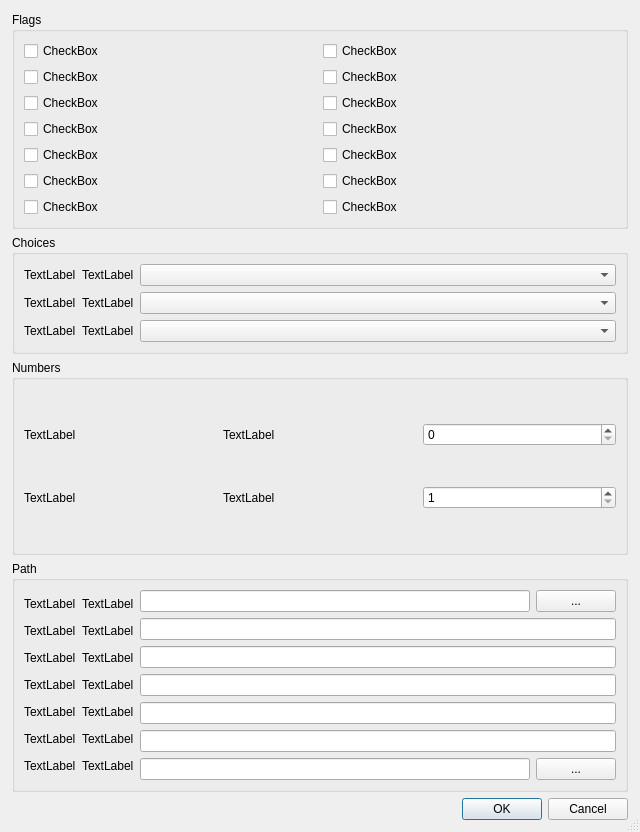
Above: tidal_dl_ng/ui/dialog_settings.ui from exislow/tidal-dl-ng before the change. Below: the same form after it.
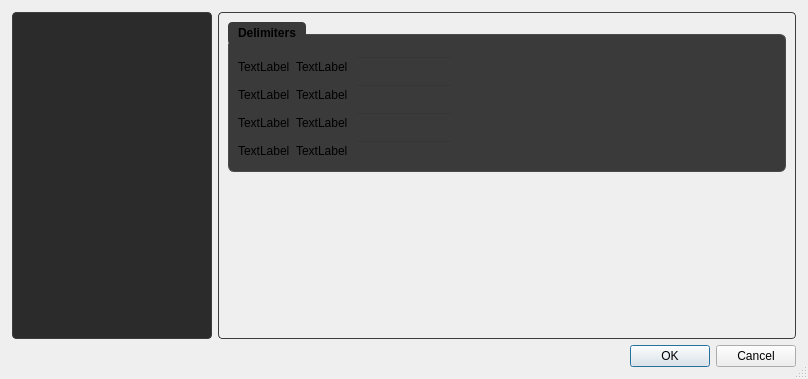
That is the form after the change. The open tabs and pages were chosen to show the change.

Commit message: feat: refactor settings UI with category navigation and add Delimiters page

```diff
--- a/tidal_dl_ng/ui/dialog_settings.ui
+++ b/tidal_dl_ng/ui/dialog_settings.ui
@@ -6,8 +6,8 @@
    <rect>
     <x>0</x>
     <y>0</y>
-    <width>640</width>
-    <height>832</height>
+    <width>808</width>
+    <height>379</height>
    </rect>
   </property>
   <property name="sizePolicy">
@@ -50,6 +50,120 @@
       <number>12</number>
      </property>
      <item>
+      <layout class="QHBoxLayout" name="lh_main_content">
+       <item>
+        <widget class="QListWidget" name="lw_categories">
+         <property name="sizePolicy">
+          <sizepolicy hsizetype="Fixed" vsizetype="Expanding">
+           <horstretch>0</horstretch>
+           <verstretch>0</verstretch>
+          </sizepolicy>
+         </property>
+         <property name="minimumSize">
+          <size>
+           <width>150</width>
+           <height>0</height>
+          </size>
+         </property>
+         <property name="maximumSize">
+          <size>
+           <width>200</width>
+           <height>16777215</height>
+          </size>
+         </property>
+         <property name="styleSheet">
+          <string notr="true">QListWidget {
+    background-color: #2b2b2b;
+    border: 1px solid #3d3d3d;
+    border-radius: 4px;
+    padding: 4px;
+    outline: none;
+}
+
+QListWidget::item {
+    padding: 4px 3px;
+    border-radius: 3px;
+    margin: 2px 0px;
+    color: #e0e0e0;
+}
+
+QListWidget::item:selected {
+    background-color: #3d5a80;
+    color: white;
+    font-weight: bold;
+}
+
+QListWidget::item:hover:!selected {
+    background-color: #3a3a3a;
+    color: white;
+}
+
+QListWidget::item:focus {
+    outline: none;
+}</string>
+         </property>
+         <property name="frameShape">
+          <enum>QFrame::Shape::StyledPanel</enum>
+         </property>
+         <property name="frameShadow">
+          <enum>QFrame::Shadow::Raised</enum>
+         </property>
+         <property name="midLineWidth">
+          <number>-1</number>
+         </property>
+         <property name="resizeMode">
+          <enum>QListView::ResizeMode::Adjust</enum>
+         </property>
+         <property name="spacing">
+          <number>0</number>
+         </property>
+        </widget>
+       </item>
+       <item>
+        <widget class="QStackedWidget" name="sw_categories">
+         <property name="styleSheet">
+          <string notr="true">QStackedWidget {
+    background-color: #333333;
+    border: 1px solid #3d3d3d;
+    border-radius: 4px;
+}
+
+QWidget {
+    background-color: transparent;
+}
+
+QGroupBox {
+    background-color: #3a3a3a;
+    border: 1px solid #4a4a4a;
+    border-radius: 6px;
+    margin-top: 12px;
+    padding-top: 12px;
+    font-weight: bold;
+}
+
+QGroupBox::title {
+    subcontrol-origin: margin;
+    subcontrol-position: top left;
+    padding: 4px 8px;
+    background-color: #3a3a3a;
+    border-radius: 4px;
+}</string>
+         </property>
+         <property name="frameShape">
+          <enum>QFrame::Shape::StyledPanel</enum>
+         </property>
+         <property name="frameShadow">
+          <enum>QFrame::Shadow::Plain</enum>
+         </property>
+         <property name="midLineWidth">
+          <number>1</number>
+         </property>
+         <property name="currentIndex">
+          <number>0</number>
+         </property>
+         <widget class="QWidget" name="page_flags">
+          <layout class="QVBoxLayout" name="lv_page_flags">
+           <item>
       <widget class="QGroupBox" name="gb_flags">
        <property name="sizePolicy">
         <sizepolicy hsizetype="Expanding" vsizetype="Fixed">
@@ -292,6 +406,23 @@
       </widget>
      </item>
      <item>
+            <spacer name="vs_page_flags">
+             <property name="orientation">
+              <enum>Qt::Orientation::Vertical</enum>
+             </property>
+             <property name="sizeHint" stdset="0">
+              <size>
+               <width>20</width>
+               <height>40</height>
+              </size>
+             </property>
+            </spacer>
+           </item>
+          </layout>
+         </widget>
+         <widget class="QWidget" name="page_quality">
+          <layout class="QVBoxLayout" name="lv_page_quality">
+           <item>
       <widget class="QGroupBox" name="gb_choices">
        <property name="sizePolicy">
         <sizepolicy hsizetype="Preferred" vsizetype="Fixed">
@@ -416,6 +547,23 @@
       </widget>
      </item>
      <item>
+            <spacer name="vs_page_quality">
+             <property name="orientation">
+              <enum>Qt::Orientation::Vertical</enum>
+             </property>
+             <property name="sizeHint" stdset="0">
+              <size>
+               <width>20</width>
+               <height>40</height>
+              </size>
+             </property>
+            </spacer>
+           </item>
+          </layout>
+         </widget>
+         <widget class="QWidget" name="page_numbers">
+          <layout class="QVBoxLayout" name="lv_page_numbers">
+           <item>
       <widget class="QGroupBox" name="gb_numbers">
        <property name="title">
         <string>Numbers</string>
@@ -478,6 +626,23 @@
       </widget>
      </item>
      <item>
+            <spacer name="vs_page_numbers">
+             <property name="orientation">
+              <enum>Qt::Orientation::Vertical</enum>
+             </property>
+             <property name="sizeHint" stdset="0">
+              <size>
+               <width>20</width>
+               <height>40</height>
+              </size>
+             </property>
+            </spacer>
+           </item>
+          </layout>
+         </widget>
+         <widget class="QWidget" name="page_paths">
+          <layout class="QVBoxLayout" name="lv_page_paths">
+           <item>
       <widget class="QGroupBox" name="gb_path">
        <property name="title">
         <string>Path</string>
@@ -793,6 +958,287 @@
         </item>
        </layout>
       </widget>
+           </item>
+           <item>
+            <spacer name="vs_page_paths">
+             <property name="orientation">
+              <enum>Qt::Orientation::Vertical</enum>
+             </property>
+             <property name="sizeHint" stdset="0">
+              <size>
+               <width>20</width>
+               <height>40</height>
+              </size>
+             </property>
+            </spacer>
+           </item>
+          </layout>
+         </widget>
+         <widget class="QWidget" name="page_delimiters">
+          <layout class="QVBoxLayout" name="lv_page_delimiters">
+           <item>
+            <widget class="QGroupBox" name="gb_delimiters">
+             <property name="title">
+              <string>Delimiters</string>
+             </property>
+             <layout class="QVBoxLayout" name="lv_delimiters">
+              <item>
+               <layout class="QHBoxLayout" name="lh_metadata_delimiter_artist">
+                <item>
+                 <widget class="QLabel" name="l_icon_metadata_delimiter_artist">
+                  <property name="sizePolicy">
+                   <sizepolicy hsizetype="Fixed" vsizetype="Fixed">
+                    <horstretch>0</horstretch>
+                    <verstretch>0</verstretch>
+                   </sizepolicy>
+                  </property>
+                  <property name="text">
+                   <string>TextLabel</string>
+                  </property>
+                 </widget>
+                </item>
+                <item>
+                 <widget class="QLabel" name="l_metadata_delimiter_artist">
+                  <property name="sizePolicy">
+                   <sizepolicy hsizetype="Fixed" vsizetype="Fixed">
+                    <horstretch>0</horstretch>
+                    <verstretch>0</verstretch>
+                   </sizepolicy>
+                  </property>
+                  <property name="text">
+                   <string>TextLabel</string>
+                  </property>
+                 </widget>
+                </item>
+                <item>
+                 <widget class="QLineEdit" name="le_metadata_delimiter_artist">
+                  <property name="sizePolicy">
+                   <sizepolicy hsizetype="Preferred" vsizetype="Fixed">
+                    <horstretch>0</horstretch>
+                    <verstretch>0</verstretch>
+                   </sizepolicy>
+                  </property>
+                  <property name="maximumSize">
+                   <size>
+                    <width>100</width>
+                    <height>16777215</height>
+                   </size>
+                  </property>
+                 </widget>
+                </item>
+                <item>
+                 <spacer name="hs_metadata_delimiter_artist">
+                  <property name="orientation">
+                   <enum>Qt::Orientation::Horizontal</enum>
+                  </property>
+                  <property name="sizeHint" stdset="0">
+                   <size>
+                    <width>40</width>
+                    <height>20</height>
+                   </size>
+                  </property>
+                 </spacer>
+                </item>
+               </layout>
+              </item>
+              <item>
+               <layout class="QHBoxLayout" name="lh_metadata_delimiter_album_artist">
+                <item>
+                 <widget class="QLabel" name="l_icon_metadata_delimiter_album_artist">
+                  <property name="sizePolicy">
+                   <sizepolicy hsizetype="Fixed" vsizetype="Fixed">
+                    <horstretch>0</horstretch>
+                    <verstretch>0</verstretch>
+                   </sizepolicy>
+                  </property>
+                  <property name="text">
+                   <string>TextLabel</string>
+                  </property>
+                 </widget>
+                </item>
+                <item>
+                 <widget class="QLabel" name="l_metadata_delimiter_album_artist">
+                  <property name="sizePolicy">
+                   <sizepolicy hsizetype="Fixed" vsizetype="Fixed">
+                    <horstretch>0</horstretch>
+                    <verstretch>0</verstretch>
+                   </sizepolicy>
+                  </property>
+                  <property name="text">
+                   <string>TextLabel</string>
+                  </property>
+                 </widget>
+                </item>
+                <item>
+                 <widget class="QLineEdit" name="le_metadata_delimiter_album_artist">
+                  <property name="sizePolicy">
+                   <sizepolicy hsizetype="Preferred" vsizetype="Fixed">
+                    <horstretch>0</horstretch>
+                    <verstretch>0</verstretch>
+                   </sizepolicy>
+                  </property>
+                  <property name="maximumSize">
+                   <size>
+                    <width>100</width>
+                    <height>16777215</height>
+                   </size>
+                  </property>
+                 </widget>
+                </item>
+                <item>
+                 <spacer name="hs_metadata_delimiter_album_artist">
+                  <property name="orientation">
+                   <enum>Qt::Orientation::Horizontal</enum>
+                  </property>
+                  <property name="sizeHint" stdset="0">
+                   <size>
+                    <width>40</width>
+                    <height>20</height>
+                   </size>
+                  </property>
+                 </spacer>
+                </item>
+               </layout>
+              </item>
+              <item>
+               <layout class="QHBoxLayout" name="lh_filename_delimiter_artist">
+                <item>
+                 <widget class="QLabel" name="l_icon_filename_delimiter_artist">
+                  <property name="sizePolicy">
+                   <sizepolicy hsizetype="Fixed" vsizetype="Fixed">
+                    <horstretch>0</horstretch>
+                    <verstretch>0</verstretch>
+                   </sizepolicy>
+                  </property>
+                  <property name="text">
+                   <string>TextLabel</string>
+                  </property>
+                 </widget>
+                </item>
+                <item>
+                 <widget class="QLabel" name="l_filename_delimiter_artist">
+                  <property name="sizePolicy">
+                   <sizepolicy hsizetype="Fixed" vsizetype="Fixed">
+                    <horstretch>0</horstretch>
+                    <verstretch>0</verstretch>
+                   </sizepolicy>
+                  </property>
+                  <property name="text">
+                   <string>TextLabel</string>
+                  </property>
+                 </widget>
+                </item>
+                <item>
+                 <widget class="QLineEdit" name="le_filename_delimiter_artist">
+                  <property name="sizePolicy">
+                   <sizepolicy hsizetype="Preferred" vsizetype="Fixed">
+                    <horstretch>0</horstretch>
+                    <verstretch>0</verstretch>
+                   </sizepolicy>
+                  </property>
+                  <property name="maximumSize">
+                   <size>
+                    <width>100</width>
+                    <height>16777215</height>
+                   </size>
+                  </property>
+                 </widget>
+                </item>
+                <item>
+                 <spacer name="hs_filename_delimiter_artist">
+                  <property name="orientation">
+                   <enum>Qt::Orientation::Horizontal</enum>
+                  </property>
+                  <property name="sizeHint" stdset="0">
+                   <size>
+                    <width>40</width>
+                    <height>20</height>
+                   </size>
+                  </property>
+                 </spacer>
+                </item>
+               </layout>
+              </item>
+              <item>
+               <layout class="QHBoxLayout" name="lh_filename_delimiter_album_artist">
+                <item>
+                 <widget class="QLabel" name="l_icon_filename_delimiter_album_artist">
+                  <property name="sizePolicy">
+                   <sizepolicy hsizetype="Fixed" vsizetype="Fixed">
+                    <horstretch>0</horstretch>
+                    <verstretch>0</verstretch>
+                   </sizepolicy>
+                  </property>
+                  <property name="text">
+                   <string>TextLabel</string>
+                  </property>
+                 </widget>
+                </item>
+                <item>
+                 <widget class="QLabel" name="l_filename_delimiter_album_artist">
+                  <property name="sizePolicy">
+                   <sizepolicy hsizetype="Fixed" vsizetype="Fixed">
+                    <horstretch>0</horstretch>
+                    <verstretch>0</verstretch>
+                   </sizepolicy>
+                  </property>
+                  <property name="text">
+                   <string>TextLabel</string>
+                  </property>
+                 </widget>
+                </item>
+                <item>
+                 <widget class="QLineEdit" name="le_filename_delimiter_album_artist">
+                  <property name="sizePolicy">
+                   <sizepolicy hsizetype="Preferred" vsizetype="Fixed">
+                    <horstretch>0</horstretch>
+                    <verstretch>0</verstretch>
+                   </sizepolicy>
+                  </property>
+                  <property name="maximumSize">
+                   <size>
+                    <width>100</width>
+                    <height>16777215</height>
+                   </size>
+                  </property>
+                 </widget>
+                </item>
+                <item>
+                 <spacer name="hs_filename_delimiter_album_artist">
+                  <property name="orientation">
+                   <enum>Qt::Orientation::Horizontal</enum>
+                  </property>
+                  <property name="sizeHint" stdset="0">
+                   <size>
+                    <width>40</width>
+                    <height>20</height>
+                   </size>
+                  </property>
+                 </spacer>
+                </item>
+               </layout>
+              </item>
+             </layout>
+            </widget>
+           </item>
+           <item>
+            <spacer name="vs_page_delimiters">
+             <property name="orientation">
+              <enum>Qt::Orientation::Vertical</enum>
+             </property>
+             <property name="sizeHint" stdset="0">
+              <size>
+               <width>20</width>
+               <height>40</height>
+              </size>
+             </property>
+            </spacer>
+           </item>
+          </layout>
+         </widget>
+        </widget>
+       </item>
+      </layout>
      </item>
      <item>
       <widget class="QDialogButtonBox" name="bb_dialog">
```
Lines whose indentation alone changed are shown as unchanged. The commit also changes 12 other files.
